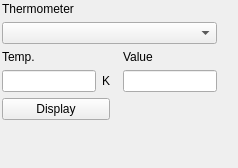
This is kame/forms/caltableform.ui in northriv/KAME as Qt 5 draws it before an edit. The edited form follows.
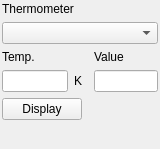
This is the edited form. Custom widgets are drawn as their Qt base class.

What changed in the file:
```diff
--- a/kame/forms/caltableform.ui
+++ b/kame/forms/caltableform.ui
@@ -6,8 +6,8 @@
    <rect>
     <x>0</x>
     <y>0</y>
-    <width>238</width>
-    <height>168</height>
+    <width>160</width>
+    <height>149</height>
    </rect>
   </property>
   <property name="windowTitle">
```
Left out of the diff: 2 changed lines with no effect on the pictures.
